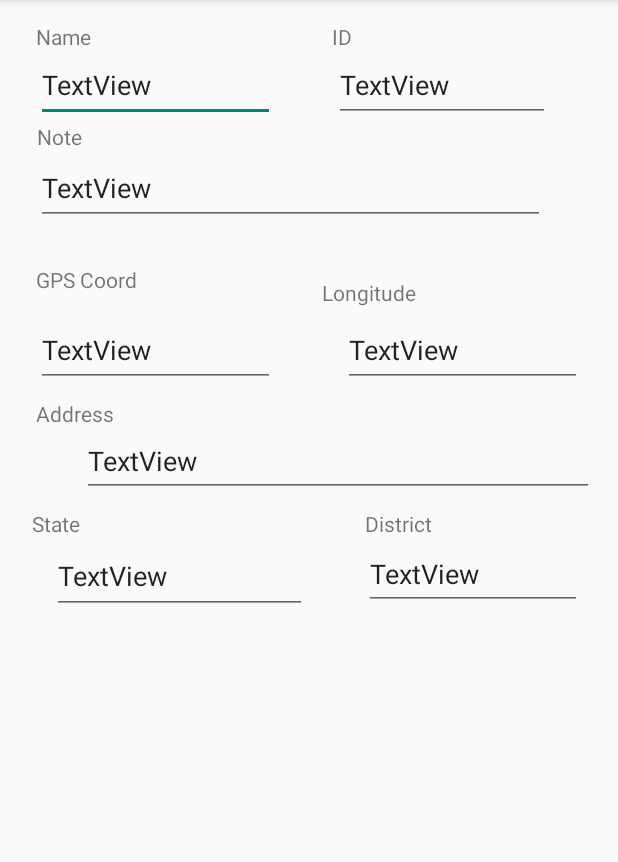
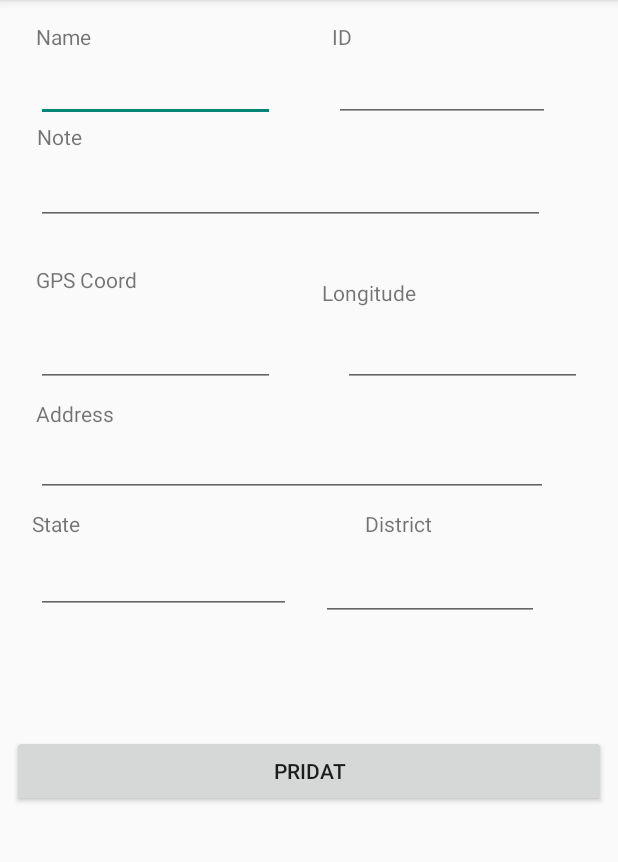
Before and after one commit to Lu4kedr/DeliveryItinerary, an Android app: the screen it shows after launch (AddDeliveryItem), in the options menu, after a tap on "Add", on a phone screen of 412 x 824 dp, the part 84-946 px from its top. Run offline under Robolectric (Android 15) with nearby library versions, the phone set to English and light mode, and no system bars.

Commit message:
Add item

```diff
--- a/app/src/main/java/dra0060/deliveryitinerary/AddDeliveryItem.java
+++ b/app/src/main/java/dra0060/deliveryitinerary/AddDeliveryItem.java
@@ -2,17 +2,41 @@ package dra0060.deliveryitinerary;
 
 import android.app.Activity;
 import android.os.Bundle;
+import android.view.View;
+import android.widget.Button;
+import android.widget.EditText;
 
 public class AddDeliveryItem extends Activity {
 
     public DBHelper db;
+    private Button add;
     @Override
     protected void onCreate(Bundle savedInstanceState) {
         super.onCreate(savedInstanceState);
         setContentView(R.layout.activity_add_delivery_item);
+        add= (Button)findViewById(R.id.btn_AddItem);
         if(MainActivity.db!=null)
             db=MainActivity.db;
         else
             db=new DBHelper(getApplicationContext());
+
+
+        add.setOnClickListener(new View.OnClickListener() {
+            @Override
+            public void onClick(View v) {
+                DeliveryItem nit= new DeliveryItem();
+
+                nit.state=Integer.parseInt((((EditText)findViewById(R.id.tx_State)).getText().toString()));
+                nit.district=Integer.parseInt((((EditText)findViewById(R.id.tx_District)).getText().toString()));
+                nit.gpsLat=Double.parseDouble((((EditText)findViewById(R.id.tx_GPSLat)).getText().toString()));
+                nit.gpsLong=Double.parseDouble((((EditText)findViewById(R.id.tx_GPSLong)).getText().toString()));
+                nit.name=(((EditText)findViewById(R.id.tx_name)).getText().toString());
+                nit.address=(((EditText)findViewById(R.id.tx_Address)).getText().toString());
+                nit.note=(((EditText)findViewById(R.id.tx_Note)).getText().toString());
+
+                db.insertDelivery(nit);
+                finish();
+            }
+        });
     }
 }
--- a/app/src/main/java/dra0060/deliveryitinerary/MainActivity.java
+++ b/app/src/main/java/dra0060/deliveryitinerary/MainActivity.java
@@ -41,6 +41,16 @@ public class MainActivity extends Activity {
     private LocationListener locLis;
     public Location actualLoc;
     public ListView lw;
+
+    @Override
+    public  void onResume()
+    {
+        super.onResume();
+
+        RefreshList(db.getAllDelivery());
+
+    }
+
 
     @Override
     protected void onCreate(Bundle savedInstanceState) {
@@ -152,7 +162,8 @@ public class MainActivity extends Activity {
 
             @Override
             public void onProviderDisabled(String provider) {
-
+                Intent intent = new Intent(Settings.ACTION_LOCATION_SOURCE_SETTINGS);
+                startActivity(intent);
             }
         };
         if (ActivityCompat.checkSelfPermission(this, Manifest.permission.ACCESS_FINE_LOCATION) != PackageManager.PERMISSION_GRANTED && ActivityCompat.checkSelfPermission(this, Manifest.permission.ACCESS_COARSE_LOCATION) != PackageManager.PERMISSION_GRANTED) {
@@ -234,8 +245,10 @@ public class MainActivity extends Activity {
 
     public void RefreshList(DeliveryItem[] items)
     {
+        int posit = lw.getLastVisiblePosition();
         lwAdapter= new CustomAdapter(this, db.getAllDelivery());
         lw.setAdapter(lwAdapter);
+        lw.setSelection(posit);
     }
 
     @Override
--- a/app/src/main/res/layout/activity_add_delivery_item.xml
+++ b/app/src/main/res/layout/activity_add_delivery_item.xml
@@ -32,31 +32,30 @@
                 android:layout_marginStart="16dp"
                 android:layout_marginTop="8dp"
                 android:text="Name"
-                app:layout_constraintBottom_toTopOf="@+id/textView22"
+                app:layout_constraintBottom_toTopOf="@+id/tx_name"
                 app:layout_constraintStart_toStartOf="parent"
                 app:layout_constraintTop_toTopOf="parent" />
 
             <EditText
-                android:id="@+id/textView22"
+                android:id="@+id/tx_name"
                 android:layout_width="159dp"
                 android:layout_height="49dp"
                 android:layout_marginStart="16dp"
                 android:layout_marginTop="24dp"
-                android:text="TextView"
                 app:layout_constraintStart_toStartOf="parent"
                 app:layout_constraintTop_toTopOf="parent" />
 
             <EditText
-                android:id="@+id/textView23"
+                android:id="@+id/tx_ID"
                 android:layout_width="144dp"
                 android:layout_height="49dp"
                 android:layout_marginEnd="8dp"
                 android:layout_marginStart="8dp"
                 android:layout_marginTop="24dp"
-                android:text="TextView"
+                android:editable="false"
                 app:layout_constraintEnd_toEndOf="parent"
                 app:layout_constraintHorizontal_bias="0.515"
-                app:layout_constraintStart_toEndOf="@+id/textView22"
+                app:layout_constraintStart_toEndOf="@+id/tx_name"
                 app:layout_constraintTop_toTopOf="parent" />
 
             <TextView
@@ -67,7 +66,7 @@
                 android:layout_marginStart="8dp"
                 android:layout_marginTop="8dp"
                 android:text="ID"
-                app:layout_constraintBottom_toTopOf="@+id/textView23"
+                app:layout_constraintBottom_toTopOf="@+id/tx_ID"
                 app:layout_constraintEnd_toEndOf="parent"
                 app:layout_constraintHorizontal_bias="0.486"
                 app:layout_constraintStart_toEndOf="@+id/textView21"
@@ -86,19 +85,18 @@
                 android:layout_marginEnd="8dp"
                 android:layout_marginStart="8dp"
                 android:text="Note"
-                app:layout_constraintBottom_toTopOf="@+id/textView26"
+                app:layout_constraintBottom_toTopOf="@+id/tx_Note"
                 app:layout_constraintEnd_toEndOf="parent"
                 app:layout_constraintHorizontal_bias="0.024"
                 app:layout_constraintStart_toStartOf="parent" />
 
             <EditText
-                android:id="@+id/textView26"
+                android:id="@+id/tx_Note"
                 android:layout_width="339dp"
                 android:layout_height="49dp"
                 android:layout_marginBottom="8dp"
                 android:layout_marginStart="16dp"
                 android:layout_marginTop="8dp"
-                android:text="TextView"
                 app:layout_constraintBottom_toBottomOf="parent"
                 app:layout_constraintStart_toStartOf="parent"
                 app:layout_constraintTop_toTopOf="parent"
@@ -121,25 +119,25 @@
                 app:layout_constraintTop_toTopOf="parent" />
 
             <EditText
-                android:id="@+id/textView28"
+                android:id="@+id/tx_GPSLat"
                 android:layout_width="159dp"
                 android:layout_height="49dp"
                 android:layout_marginEnd="8dp"
                 android:layout_marginStart="16dp"
                 android:layout_marginTop="40dp"
-                android:text="TextView"
-                app:layout_constraintEnd_toStartOf="@+id/textView29"
+                android:inputType="numberDecimal"
+                app:layout_constraintEnd_toStartOf="@+id/tx_GPSLong"
                 app:layout_constraintHorizontal_bias="0.0"
                 app:layout_constraintStart_toStartOf="parent"
                 app:layout_constraintTop_toTopOf="parent" />
 
             <EditText
-                android:id="@+id/textView29"
+                android:id="@+id/tx_GPSLong"
                 android:layout_width="159dp"
                 android:layout_height="49dp"
                 android:layout_marginEnd="16dp"
                 android:layout_marginTop="40dp"
-                android:text="TextView"
+                android:inputType="numberDecimal"
                 app:layout_constraintEnd_toEndOf="parent"
                 app:layout_constraintTop_toTopOf="parent" />
 
@@ -151,7 +149,7 @@
                 android:layout_marginStart="16dp"
                 android:layout_marginTop="8dp"
                 android:text="Latitude "
-                app:layout_constraintBottom_toTopOf="@+id/textView28"
+                app:layout_constraintBottom_toTopOf="@+id/tx_GPSLat"
                 app:layout_constraintStart_toStartOf="parent"
                 app:layout_constraintTop_toBottomOf="@+id/textView27" />
 
@@ -163,7 +161,7 @@
                 android:layout_marginEnd="8dp"
                 android:layout_marginStart="8dp"
                 android:text="Longitude"
-                app:layout_constraintBottom_toTopOf="@+id/textView29"
+                app:layout_constraintBottom_toTopOf="@+id/tx_GPSLong"
                 app:layout_constraintEnd_toEndOf="parent"
                 app:layout_constraintHorizontal_bias="0.52"
                 app:layout_constraintStart_toEndOf="@+id/textView30" />
@@ -182,7 +180,7 @@
                 android:layout_marginStart="16dp"
                 android:layout_marginTop="8dp"
                 android:text="Address"
-                app:layout_constraintBottom_toTopOf="@+id/textView33"
+                app:layout_constraintBottom_toTopOf="@+id/tx_Address"
                 app:layout_constraintEnd_toEndOf="parent"
                 app:layout_constraintHorizontal_bias="0.0"
                 app:layout_constraintStart_toStartOf="parent"
@@ -190,15 +188,11 @@
                 app:layout_constraintVertical_bias="0.0" />
 
             <EditText
-                android:id="@+id/textView33"
+                android:id="@+id/tx_Address"
                 android:layout_width="341dp"
                 android:layout_height="48dp"
-                android:layout_marginEnd="8dp"
                 android:layout_marginStart="16dp"
                 android:layout_marginTop="25dp"
-                android:text="TextView"
-                app:layout_constraintEnd_toEndOf="parent"
-                app:layout_constraintHorizontal_bias="1.0"
                 app:layout_constraintStart_toStartOf="parent"
                 app:layout_constraintTop_toTopOf="parent" />
         </android.support.constraint.ConstraintLayout>
@@ -208,15 +202,13 @@
             android:layout_height="wrap_content">
 
             <EditText
-                android:id="@+id/textView34"
+                android:id="@+id/tx_State"
                 android:layout_width="170dp"
                 android:layout_height="50dp"
-                android:layout_marginEnd="8dp"
-                android:layout_marginStart="8dp"
+                android:layout_marginStart="16dp"
                 android:layout_marginTop="28dp"
-                android:text="TextView"
-                app:layout_constraintEnd_toStartOf="@+id/textView36"
-                app:layout_constraintHorizontal_bias="0.38"
+                android:digits="012"
+                android:inputType="numberSigned"
                 app:layout_constraintStart_toStartOf="parent"
                 app:layout_constraintTop_toTopOf="parent" />
 
@@ -229,7 +221,7 @@
                 android:layout_marginStart="8dp"
                 android:layout_marginTop="8dp"
                 android:text="State"
-                app:layout_constraintBottom_toTopOf="@+id/textView34"
+                app:layout_constraintBottom_toTopOf="@+id/tx_State"
                 app:layout_constraintEnd_toStartOf="@+id/textView37"
                 app:layout_constraintHorizontal_bias="0.03"
                 app:layout_constraintStart_toStartOf="parent"
@@ -237,14 +229,16 @@
                 app:layout_constraintVertical_bias="0.0" />
 
             <EditText
-                android:id="@+id/textView36"
+                android:id="@+id/tx_District"
                 android:layout_width="145dp"
                 android:layout_height="47dp"
-                android:layout_marginEnd="16dp"
+                android:layout_marginStart="20dp"
                 android:layout_marginTop="28dp"
-                android:text="TextView"
-                app:layout_constraintEnd_toEndOf="parent"
-                app:layout_constraintTop_toTopOf="parent" />
+                android:inputType="number"
+                app:layout_constraintBottom_toBottomOf="parent"
+                app:layout_constraintStart_toEndOf="@+id/tx_State"
+                app:layout_constraintTop_toTopOf="parent"
+                app:layout_constraintVertical_bias="0.088" />
 
             <TextView
                 android:id="@+id/textView37"
@@ -254,10 +248,19 @@
                 android:layout_marginEnd="116dp"
                 android:layout_marginTop="8dp"
                 android:text="District"
-                app:layout_constraintBottom_toTopOf="@+id/textView36"
+                app:layout_constraintBottom_toTopOf="@+id/tx_District"
                 app:layout_constraintEnd_toEndOf="parent"
                 app:layout_constraintTop_toTopOf="parent"
                 app:layout_constraintVertical_bias="0.0" />
+
+
+
         </android.support.constraint.ConstraintLayout>
+
+        <Button
+            android:id="@+id/btn_AddItem"
+            android:layout_width="match_parent"
+            android:layout_height="wrap_content"
+            android:text="Pridat" />
     </LinearLayout>
 </android.support.constraint.ConstraintLayout>
```
